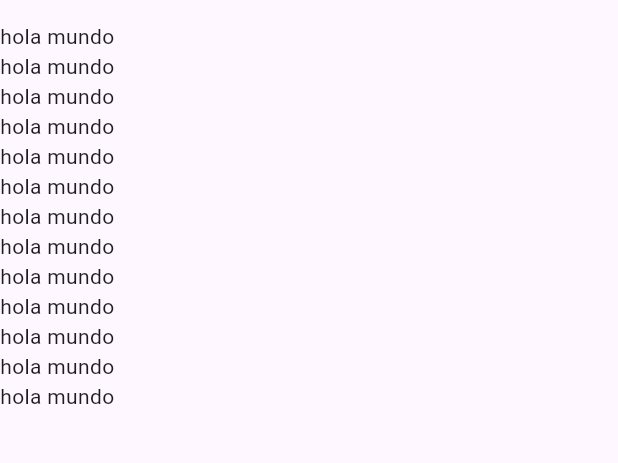
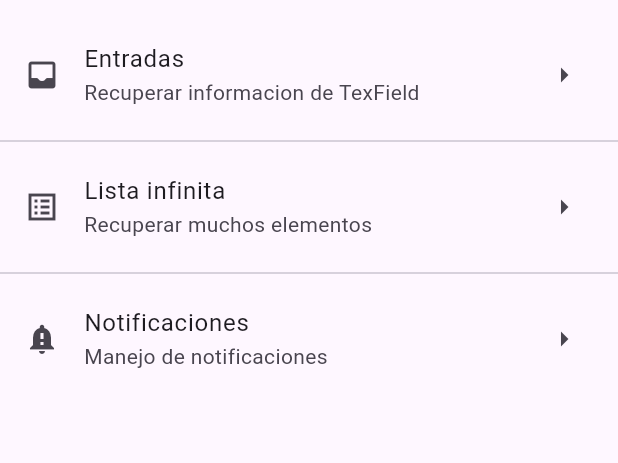
Before and after one commit to ElFranck21/componentes_flutter, a Flutter app: the screen it shows after launch, on a phone screen of 412 x 824 dp, the part 63-526 px from its top. Run offline on Flutter 3.47's test engine with Material 3 defaults, Android fonts, the phone set to English and light mode, and no system bars.

Commit message:
Insert ListTitle in the ListView

```diff
--- a/lib/home_screen.dart
+++ b/lib/home_screen.dart
@@ -10,21 +10,27 @@
         title:const Text('App de componentes de flutter'),
       ),
         body: ListView(
-          children:const [
-            Text('hola mundo'),
-            Text('hola mundo'),
-            Text('hola mundo'),
-            Text('hola mundo'),
-            Text('hola mundo'),
-            Text('hola mundo'),
-            Text('hola mundo'),
-            Text('hola mundo'),
-            Text('hola mundo'),
-            Text('hola mundo'),
-            Text('hola mundo'),
-            Text('hola mundo'),
-            Text('hola mundo'),
+          children:const <Widget> [
+            ListTile(
+              title: Text('Entradas'),
+              subtitle: Text('Recuperar informacion de TexField'),
+              leading: Icon(Icons.inbox_rounded),
+              trailing: Icon(Icons.arrow_right_outlined),
+            ),
+            Divider(),
+            ListTile(
+              title: Text('Lista infinita'),
+              subtitle: Text('Recuperar muchos elementos'),
+              leading: Icon(Icons.list_alt_sharp),
+              trailing: Icon(Icons.arrow_right_outlined),
 
+            ),Divider(),
+            ListTile(
+              title: Text('Notificaciones'),
+              subtitle: Text('Manejo de notificaciones'),
+              leading: Icon(Icons.notification_important),
+              trailing: Icon(Icons.arrow_right_outlined),
+            ),
           ],
         ),
       );
```
